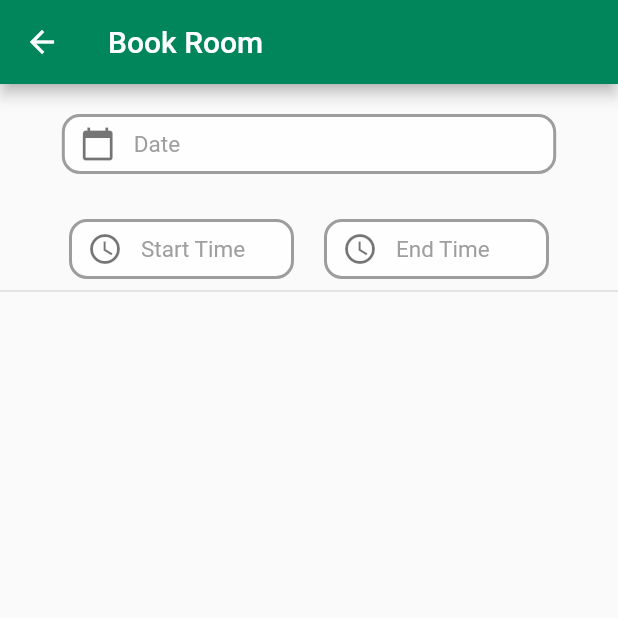
After one commit to parmeetmaster/ConfrenceRoomBookngApp, a Flutter app: the BookingScreen screen opened by its route, on a phone screen of 412 x 824 dp, the top half of it. The commit adds this screen. Run offline on Flutter 3.47's test engine with Material 2 defaults, Android fonts, the phone set to English and light mode, and no system bars; our stand-ins replace bordered_text, cloud_firestore, firebase_auth, firebase_core, flutter_svg, shared_preferences; accounts and stored records are empty.

Commit message:
Files Added

```diff
--- /dev/null
+++ b/lib/Screens/BookingScreen/booking_screen.dart
@@ -0,0 +1,245 @@
+import 'package:flutter/material.dart';
+import 'package:kkconferences/global/constants.dart';
+import 'package:kkconferences/providers/booking_screen_provider.dart';
+import 'package:provider/provider.dart';
+
+class BookingScreen extends StatefulWidget {
+  static const classname = "/BookingScreen";
+
+  @override
+  _BookingScreenState createState() => _BookingScreenState();
+}
+
+class _BookingScreenState extends State<BookingScreen> {
+  @override
+  Widget build(BuildContext context) {
+    return Scaffold(
+      appBar: AppBar(
+        title: Text("Book Room"),
+        backgroundColor: main_color,
+      ),
+      body: Consumer<BookingScreenProvider>(builder: (context, value, child) {
+        return SingleChildScrollView(
+          child: Column(
+            children: [
+              SizedBox(
+                height: 20,
+              ),
+              Row(
+                mainAxisAlignment: MainAxisAlignment.center,
+                children: [
+                  InkWell(
+                    onTap: () async {
+                      DateTime date = DateTime.now();
+                      FocusScope.of(context).requestFocus(new FocusNode());
+
+                      DateTime picked = await showDatePicker(
+                        context: context,
+                        initialDate: DateTime.now(),
+                        firstDate: DateTime(DateTime.now().year,DateTime.now().month,1),
+                        lastDate: DateTime(DateTime.now().year,DateTime.now().month+1,31),
+                      );
+                      if (picked != null && picked != date) {
+                        // add this line.
+                        value.setDate(picked);
+                      }
+                    },
+                    child: AbsorbPointer(
+                      child: Container(
+                        width: MediaQuery.of(context).size.width * 0.8,
+                        height: 40,
+                        child: TextField(
+                          controller: value.curruntDateController,
+                          autocorrect: true,
+                          decoration: InputDecoration(
+                            contentPadding: EdgeInsets.all(0),
+                            hintText: 'Date',
+                            hintStyle:
+                                TextStyle(color: Colors.grey, fontSize: 15),
+                            filled: true,
+                            prefixIcon: Icon(
+                              Icons.calendar_today,
+                              color: Colors.black54,
+                            ),
+                            fillColor: Colors.white70,
+                            enabledBorder: OutlineInputBorder(
+                              borderRadius:
+                                  BorderRadius.all(Radius.circular(12.0)),
+                              borderSide:
+                                  BorderSide(color: Colors.black38, width: 2),
+                            ),
+                            focusedBorder: OutlineInputBorder(
+                              borderRadius:
+                                  BorderRadius.all(Radius.circular(10.0)),
+                              borderSide:
+                                  BorderSide(color: Colors.black54, width: 2),
+                            ),
+                          ),
+                        ),
+                      ),
+                    ),
+                  ),
+                ],
+              ),
+              SizedBox(
+                height: 30,
+              ),
+              Row(
+                mainAxisAlignment: MainAxisAlignment.center,
+                children: [
+                  InkWell(
+                    onTap: () async {
+                      TimeOfDay time = TimeOfDay.now();
+                      FocusScope.of(context).requestFocus(new FocusNode());
+                      TimeOfDay picked = await showTimePicker(
+                          context: context, initialTime: time);
+                      if (picked != null && picked != time) {
+                        // add this line.
+                        setState(() {
+                          time = picked;
+                        });
+                      }
+                    },
+                    child: InkWell(
+                        onTap: () async {
+                            TimeOfDay time = TimeOfDay.now();
+                            FocusScope.of(context).requestFocus(new FocusNode());
+
+                              TimeOfDay picked = await showTimePicker(
+                                   context: context, initialTime: time);
+                              if (picked != null && picked != time) {
+        // start date
+                             Duration duration=Duration(seconds: 48092);
+
+                             String twoDigits(int n) => n.toString().padLeft(2, "0");
+                             String twoDigitMinutes = twoDigits(duration.inMinutes.remainder(60));
+                             String twoDigitSeconds = twoDigits(duration.inSeconds.remainder(60));
+                            // return "${twoDigits(duration.inHours)}:$twoDigitMinutes:$twoDigitSeconds";
+                                print("${duration.inHours} mins ${twoDigitMinutes} ");
+                                       }
+                                          },
+                      child: AbsorbPointer(
+                        child: Container(
+                          width: 150,
+                          height: 40,
+                          child: TextField(
+                            autocorrect: true,
+                            decoration: InputDecoration(
+                              contentPadding: EdgeInsets.all(0),
+                              hintText: 'Start Time',
+                              hintStyle:
+                                  TextStyle(color: Colors.grey, fontSize: 15),
+                              filled: true,
+                              prefixIcon: Icon(
+                                Icons.watch_later_outlined,
+                                color: Colors.black54,
+                              ),
+                              fillColor: Colors.white70,
+                              enabledBorder: OutlineInputBorder(
+                                borderRadius:
+                                    BorderRadius.all(Radius.circular(12.0)),
+                                borderSide:
+                                    BorderSide(color: Colors.black38, width: 2),
+                              ),
+                              focusedBorder: OutlineInputBorder(
+                                borderRadius:
+                                    BorderRadius.all(Radius.circular(10.0)),
+                                borderSide:
+                                    BorderSide(color: Colors.black54, width: 2),
+                              ),
+                            ),
+                          ),
+                        ),
+                      ),
+                    ),
+                  ),
+                  SizedBox(
+                    width: 20,
+                  ),
+                  InkWell(
+                    onTap: () async {
+                      TimeOfDay time = TimeOfDay.now();
+                      FocusScope.of(context).requestFocus(new FocusNode());
+
+                      TimeOfDay picked = await showTimePicker(
+                          context: context, initialTime: time);
+                      if (picked != null && picked != time) {
+                        // add this line.
+                        setState(() {
+                          time = picked;
+                        });
+                      }
+                    },
+                    child: AbsorbPointer(
+                      child: Container(
+                        width: 150,
+                        height: 40,
+                        child: TextField(
+                          autocorrect: true,
+                          decoration: InputDecoration(
+                            contentPadding: EdgeInsets.all(0),
+                            hintText: 'End Time',
+                            hintStyle:
+                                TextStyle(color: Colors.grey, fontSize: 15),
+                            filled: true,
+                            prefixIcon: Icon(
+                              Icons.watch_later_outlined,
+                              color: Colors.black54,
+                            ),
+                            fillColor: Colors.white70,
+                            enabledBorder: OutlineInputBorder(
+                              borderRadius:
+                                  BorderRadius.all(Radius.circular(12.0)),
+                              borderSide:
+                                  BorderSide(color: Colors.black38, width: 2),
+                            ),
+                            focusedBorder: OutlineInputBorder(
+                              borderRadius:
+                                  BorderRadius.all(Radius.circular(10.0)),
+                              borderSide:
+                                  BorderSide(color: Colors.black54, width: 2),
+                            ),
+                          ),
+                        ),
+                      ),
+                    ),
+                  ),
+                ],
+              ),
+              Divider(
+                thickness: 1,
+              ),
+
+
+/*          TextFormField(
+           // add this line.
+              decoration: InputDecoration(
+                labelText: 'time*',
+              ),
+              onTap: () async {
+                TimeOfDay time = TimeOfDay.now();
+                FocusScope.of(context).requestFocus(new FocusNode());
+
+                TimeOfDay picked =
+                await showTimePicker(context: context, initialTime: time);
+                if (picked != null && picked != time) {
+             // add this line.
+                  setState(() {
+                    time = picked;
+                  });
+                }
+              },
+              validator: (value) {
+                if (value.isEmpty) {
+                  return 'cant be empty';
+                }
+                return null;
+              },
+            ),*/
+            ],
+          ),
+        );
+      }),
+    );
+  }
+}
--- a/lib/main.dart
+++ b/lib/main.dart
@@ -4,12 +4,14 @@ import 'package:firebase_auth/firebase_auth.dart';
 import 'package:firebase_core/firebase_core.dart';
 import 'package:flutter/material.dart';
 import 'package:kkconferences/Screens/SignInScreen/signin.dart';
+import 'package:kkconferences/providers/booking_screen_provider.dart';
 import 'package:kkconferences/providers/home_screen_provider.dart';
 import 'package:kkconferences/providers/sign_in_provider.dart';
 import 'package:kkconferences/utils/preference.dart';
 import 'package:provider/provider.dart';
 
 
+import 'Screens/BookingScreen/booking_screen.dart';
 import 'Screens/HomeDetail/hotel_detail_page.dart';
 import 'Screens/SignUp/signup.dart';
 
@@ -30,6 +32,7 @@ void main() async {
           ChangeNotifierProvider(create: (ctx) => SignUpProvider()),
           ChangeNotifierProvider(create: (ctx) => SignInProvider()),
           ChangeNotifierProvider(create: (ctx) => HomeScreenProvider()),
+          ChangeNotifierProvider(create: (ctx) => BookingScreenProvider()),
         ],
         child: MyApp()),
   );
@@ -57,6 +60,7 @@ class MyApp extends StatelessWidget {
         SignUpScreen.classname:(context) =>SignUpScreen(),
         SignInPage.classname:(context) =>SignInPage(),
         HotelDetailPage.classname:(context) =>HotelDetailPage(),
+        BookingScreen.classname:(context)=>BookingScreen()
       },
     );
   }
--- /dev/null
+++ b/lib/model/TimeSlots.dart
@@ -0,0 +1,37 @@
+// To parse this JSON data, do
+//
+//     final timeSlot = timeSlotFromJson(jsonString);
+
+import 'dart:convert';
+
+class TimeSlot {
+  TimeSlot({
+    this.bookingDate,
+    this.bokingBinary,
+  });
+
+  DateTime bookingDate;
+  String bokingBinary;
+
+  factory TimeSlot.fromRawJson(String str) => TimeSlot.fromJson(json.decode(str));
+
+  String toRawJson() => json.encode(toJson());
+
+  factory TimeSlot.fromJson(Map<String, dynamic> json) => TimeSlot(
+    bookingDate: DateTime.parse(json["booking_date"]),
+    bokingBinary: json["boking_binary"],
+  );
+
+  Map<String, dynamic> toJson() => {
+    "booking_date": bookingDate.toIso8601String(),
+    "boking_binary": bokingBinary,
+  };
+}
+
+class TimeSlotResult {
+  int status = 0;
+  String msg;
+  TimeSlot timeSlot;
+
+  TimeSlotResult({this.status, this.msg, this.timeSlot});
+}
--- /dev/null
+++ b/lib/providers/booking_screen_provider.dart
@@ -0,0 +1,30 @@
+import 'package:flutter/material.dart';
+import 'package:intl/intl.dart';
+import 'package:kkconferences/api/FirbaseApi.dart';
+import 'package:kkconferences/model/TimeSlots.dart';
+import 'package:kkconferences/widgets/chip.dart';
+
+enum bookstatus { startdate, enddate }
+
+class BookingScreenProvider extends ChangeNotifier {
+  dynamic activeStatus;
+
+  TextEditingController curruntDateController = new TextEditingController();
+
+  DateTime meeting_date;
+
+  setDate(DateTime date) {
+    this.meeting_date = date;
+
+    final DateFormat formatter = DateFormat('dd-MM-yyyy');
+    curruntDateController.text = formatter.format(date);
+
+    /*    FireBaseApi().addTimeSlotEntry(timeSlot: TimeSlot(
+        bookingDate: date, bokingBinary: "00100010111110101"));*/
+  }
+
+
+
+
+
+}
--- a/pubspec.yaml
+++ b/pubspec.yaml
@@ -41,6 +41,7 @@ dependencies:
   google_fonts: ^1.1.2
   dio: ^3.0.10
   url_launcher: ^5.7.4
+  intl: 0.16.1
   logger: ^0.9.4
   auto_route: ^0.6.9
   path: ^1.7.0
```
Also changed, not shown: lib/Screens/HomeDetail/info/hotel_info_tab.dart (+7 -3 lines), lib/api/FirbaseApi.dart (+38 -0 lines), lib/widgets/chip.dart (added, +35 -0 lines), pubspec.lock, 2 other files.
